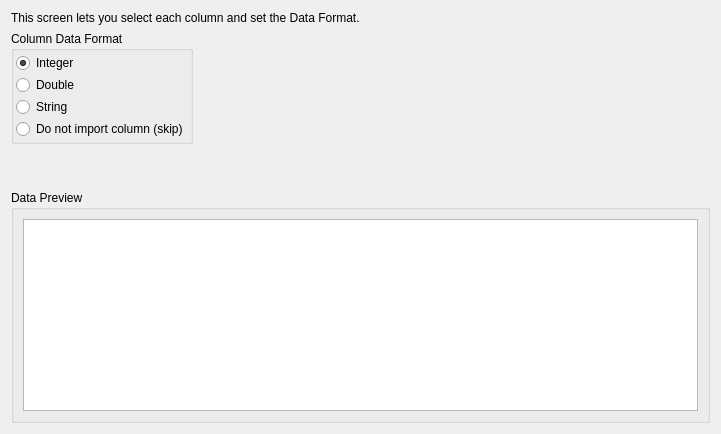
BlueQuartzSoftware/DREAM3D, file Source/Plugins/IO/Widgets/ImportASCIIDataWizard/UI_Files/DataFormatPage.ui: the form before one commit.
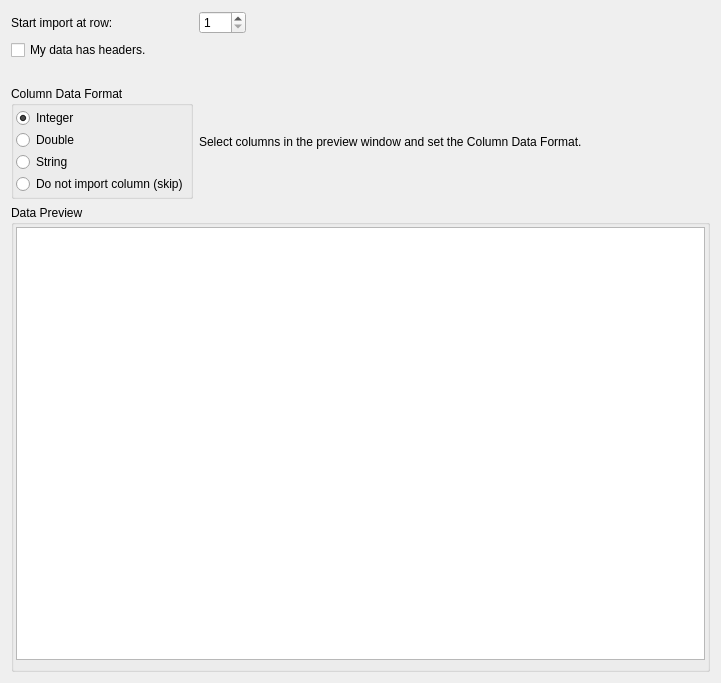
The form after the commit.

Commit message: Adding data preview windows.  These use a custom model and item, and display to a table view.

The edit to the form file:
```diff
--- a/Source/Plugins/IO/Widgets/ImportASCIIDataWizard/UI_Files/DataFormatPage.ui
+++ b/Source/Plugins/IO/Widgets/ImportASCIIDataWizard/UI_Files/DataFormatPage.ui
@@ -7,59 +7,85 @@
     <x>0</x>
     <y>0</y>
     <width>721</width>
-    <height>434</height>
+    <height>683</height>
    </rect>
   </property>
   <property name="windowTitle">
    <string>WizardPage</string>
   </property>
   <layout class="QGridLayout" name="gridLayout">
-   <item row="1" column="1">
-    <spacer name="horizontalSpacer">
-     <property name="orientation">
-      <enum>Qt::Horizontal</enum>
-     </property>
-     <property name="sizeHint" stdset="0">
-      <size>
-       <width>40</width>
-       <height>20</height>
-      </size>
-     </property>
-    </spacer>
-   </item>
-   <item row="0" column="0" colspan="2">
-    <widget class="QLabel" name="label">
-     <property name="text">
-      <string>This screen lets you select each column and set the Data Format.</string>
-     </property>
-    </widget>
-   </item>
    <item row="2" column="0">
-    <spacer name="verticalSpacer">
+    <widget class="QLabel" name="label_7">
+     <property name="text">
+      <string>Start import at row:</string>
+     </property>
+    </widget>
+   </item>
+   <item row="2" column="2">
+    <spacer name="horizontalSpacer_4">
      <property name="orientation">
-      <enum>Qt::Vertical</enum>
+      <enum>Qt::Horizontal</enum>
      </property>
      <property name="sizeHint" stdset="0">
       <size>
-       <width>20</width>
-       <height>40</height>
+       <width>458</width>
+       <height>20</height>
       </size>
      </property>
     </spacer>
    </item>
-   <item row="3" column="0" colspan="2">
+   <item row="13" column="0" colspan="4">
     <widget class="QGroupBox" name="groupBox_2">
      <property name="title">
       <string>Data Preview</string>
      </property>
      <layout class="QGridLayout" name="gridLayout_3">
+      <property name="leftMargin">
+       <number>2</number>
+      </property>
+      <property name="topMargin">
+       <number>2</number>
+      </property>
+      <property name="rightMargin">
+       <number>2</number>
+      </property>
       <item row="0" column="0">
-       <widget class="QTableWidget" name="tableWidget"/>
+       <widget class="QTableView" name="dataView">
+        <property name="selectionMode">
+         <enum>QAbstractItemView::SingleSelection</enum>
+        </property>
+        <property name="selectionBehavior">
+         <enum>QAbstractItemView::SelectColumns</enum>
+        </property>
+       </widget>
       </item>
      </layout>
     </widget>
    </item>
-   <item row="1" column="0">
+   <item row="4" column="0" colspan="3">
+    <widget class="QCheckBox" name="hasHeadersCheckBox">
+     <property name="text">
+      <string>My data has headers.</string>
+     </property>
+    </widget>
+   </item>
+   <item row="5" column="0">
+    <spacer name="verticalSpacer">
+     <property name="orientation">
+      <enum>Qt::Vertical</enum>
+     </property>
+     <property name="sizeType">
+      <enum>QSizePolicy::Fixed</enum>
+     </property>
+     <property name="sizeHint" stdset="0">
+      <size>
+       <width>20</width>
+       <height>20</height>
+      </size>
+     </property>
+    </spacer>
+   </item>
+   <item row="8" column="0">
     <widget class="QGroupBox" name="groupBox">
      <property name="title">
       <string>Column Data Format</string>
@@ -114,6 +140,23 @@
      </layout>
     </widget>
    </item>
+   <item row="8" column="1" colspan="2">
+    <widget class="QLabel" name="label">
+     <property name="text">
+      <string>&lt;html&gt;&lt;head/&gt;&lt;body&gt;&lt;p&gt;Select columns in the preview window and set the Column Data Format.&lt;/p&gt;&lt;/body&gt;&lt;/html&gt;</string>
+     </property>
+    </widget>
+   </item>
+   <item row="2" column="1">
+    <widget class="QSpinBox" name="startRowSpin">
+     <property name="minimum">
+      <number>1</number>
+     </property>
+     <property name="maximum">
+      <number>200</number>
+     </property>
+    </widget>
+   </item>
   </layout>
  </widget>
  <resources/>
```
Left out of the diff: 8 changed lines with no effect on the pictures. The commit also changes 15 other files.
